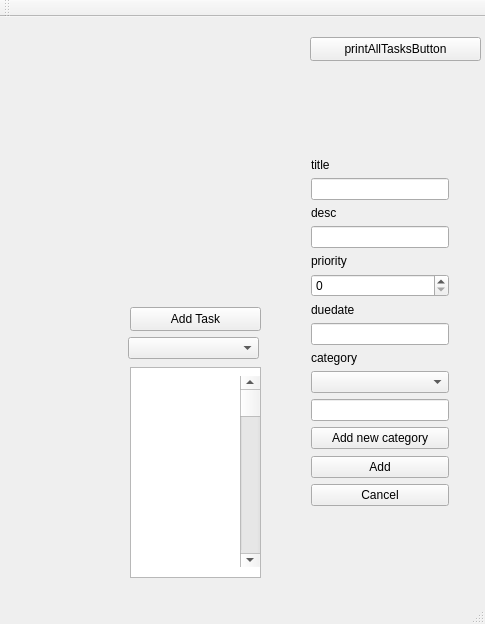
Before: the Qt Designer form TaskManager/TaskManagerUI/Gui.ui in asanguine/CPP-QT-DataStructures-TaskManagerApp, drawn with Qt 5.
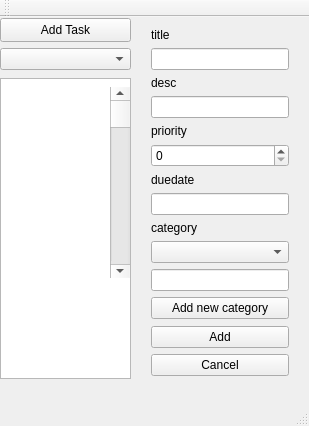
After: the same form once the commit is applied.

Diff of the .ui file:
```diff
--- a/TaskManager/TaskManagerUI/Gui.ui
+++ b/TaskManager/TaskManagerUI/Gui.ui
@@ -9,8 +9,8 @@
    <rect>
     <x>0</x>
     <y>0</y>
-    <width>485</width>
-    <height>624</height>
+    <width>309</width>
+    <height>426</height>
    </rect>
   </property>
   <property name="windowTitle">
@@ -36,8 +36,8 @@
    <widget class="QPushButton" name="createTaskButton">
     <property name="geometry">
      <rect>
-      <x>130</x>
-      <y>290</y>
+      <x>0</x>
+      <y>1</y>
       <width>131</width>
       <height>24</height>
      </rect>
@@ -49,8 +49,8 @@
    <widget class="QWidget" name="verticalLayoutWidget">
     <property name="geometry">
      <rect>
-      <x>300</x>
-      <y>130</y>
+      <x>140</x>
+      <y>0</y>
       <width>160</width>
       <height>370</height>
      </rect>
@@ -155,18 +155,18 @@
    <widget class="QListWidget" name="taskListWidget">
     <property name="geometry">
      <rect>
-      <x>130</x>
-      <y>350</y>
+      <x>0</x>
+      <y>61</y>
       <width>131</width>
-      <height>211</height>
+      <height>301</height>
      </rect>
     </property>
    </widget>
    <widget class="QComboBox" name="sortComboBox">
     <property name="geometry">
      <rect>
-      <x>128</x>
-      <y>320</y>
+      <x>0</x>
+      <y>31</y>
       <width>131</width>
       <height>22</height>
      </rect>
@@ -175,8 +175,8 @@
    <widget class="QScrollBar" name="verticalScrollBar">
     <property name="geometry">
      <rect>
-      <x>240</x>
-      <y>359</y>
+      <x>110</x>
+      <y>70</y>
       <width>20</width>
       <height>191</height>
      </rect>
```
Left out of the diff: 2 changed lines with no effect on the pictures.
